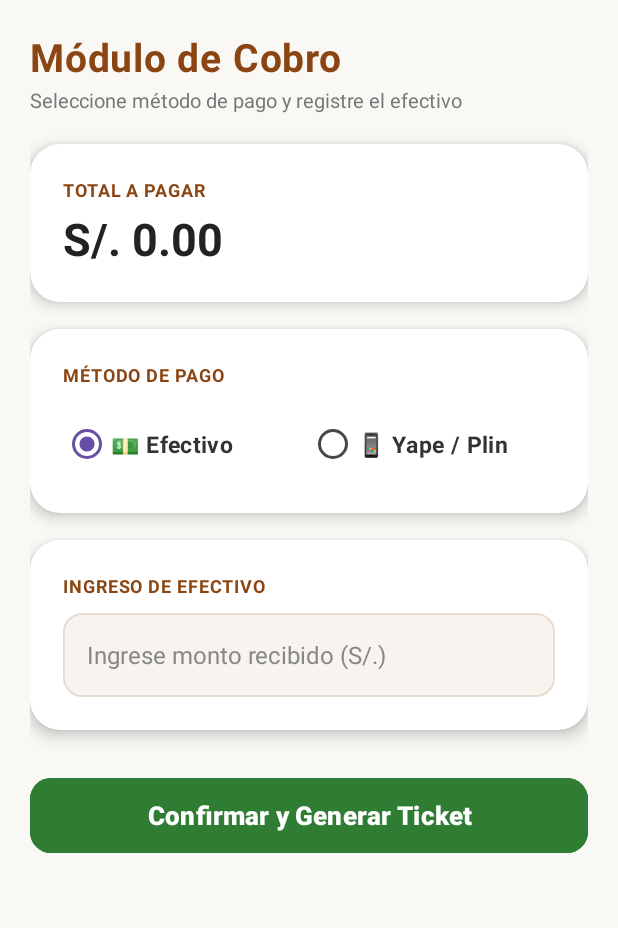
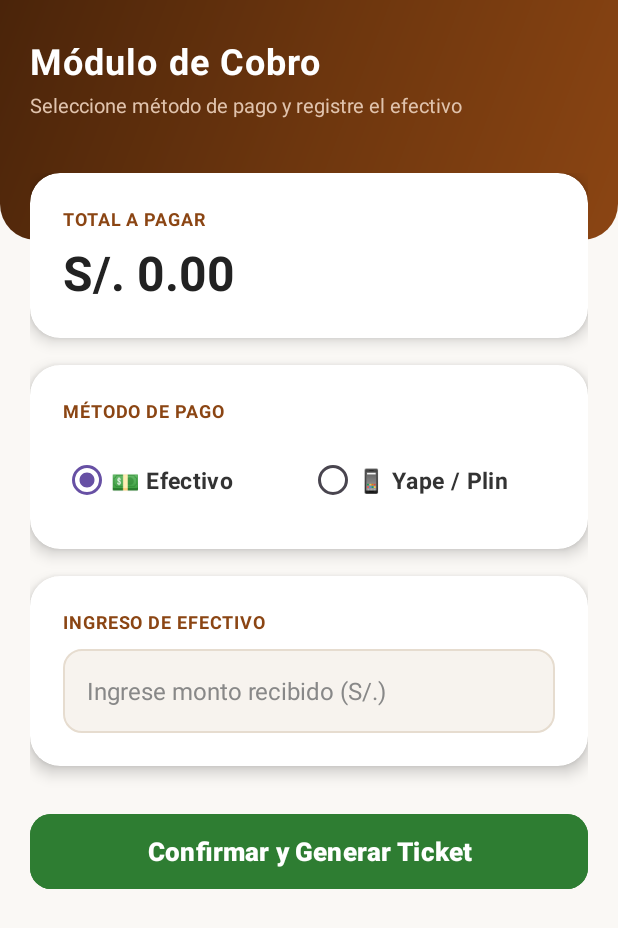
Before and after one commit to biacm00/Ricopanventas, an Android app: the CobroActivity screen opened directly, with no data from a screen before it, on a phone screen of 412 x 824 dp. Shown: the top 928 px of the screen. Run offline under Robolectric (Android 15) with nearby library versions, the phone set to English and light mode, and no system bars.

Commit message:
Unificar diseño visual en todas las pantallas manteniendo la paleta de colores y estilo del Login

```diff
--- a/Ricopan_ventas/app/src/main/res/layout/activity_cobro.xml
+++ b/Ricopan_ventas/app/src/main/res/layout/activity_cobro.xml
@@ -1,41 +1,56 @@
 <?xml version="1.0" encoding="utf-8"?>
-<ScrollView xmlns:android="http://schemas.android.com/apk/res/android"
+<RelativeLayout xmlns:android="http://schemas.android.com/apk/res/android"
     xmlns:app="http://schemas.android.com/apk/res-auto"
     android:layout_width="match_parent"
     android:layout_height="match_parent"
-    android:fillViewport="true"
     android:background="#FAF8F5">
 
+    <!-- CABECERA CON GRADIENTE PREMIUM (Idéntica al Login) -->
+    <View
+        android:id="@+id/viewHeaderBg"
+        android:layout_width="match_parent"
+        android:layout_height="160dp"
+        android:background="@drawable/bg_header_gradient" />
+
     <LinearLayout
+        android:id="@+id/llHeaderTitle"
         android:layout_width="match_parent"
         android:layout_height="wrap_content"
         android:orientation="vertical"
-        android:padding="20dp">
-
-        <!-- TÍTULO DE LA PANTALLA -->
-        <LinearLayout
-            android:layout_width="match_parent"
-            android:layout_height="wrap_content"
-            android:orientation="vertical"
-            android:layout_marginBottom="20dp">
+        android:paddingHorizontal="20dp"
+        android:paddingTop="24dp"
+        android:paddingBottom="16dp">
 
         <TextView
             android:layout_width="wrap_content"
             android:layout_height="wrap_content"
             android:text="Módulo de Cobro"
-                android:textSize="26sp"
+            android:textSize="24sp"
             android:textStyle="bold"
-                android:textColor="#8B4513"
-                android:letterSpacing="0.02"/>
+            android:textColor="@android:color/white"
+            android:letterSpacing="0.03"/>
 
         <TextView
             android:layout_width="wrap_content"
             android:layout_height="wrap_content"
             android:text="Seleccione método de pago y registre el efectivo"
             android:textSize="13sp"
-                android:textColor="#777777"
-                android:layout_marginTop="2dp"/>
+            android:textColor="#E0C3AD"
+            android:layout_marginTop="4dp"/>
     </LinearLayout>
+
+    <ScrollView
+        android:layout_width="match_parent"
+        android:layout_height="match_parent"
+        android:layout_below="@id/llHeaderTitle"
+        android:fillViewport="true"
+        android:clipToPadding="false"
+        android:padding="20dp">
+
+        <LinearLayout
+            android:layout_width="match_parent"
+            android:layout_height="wrap_content"
+            android:orientation="vertical">
 
             <!-- TARJETA DE RESUMEN DE PAGO -->
             <androidx.cardview.widget.CardView
@@ -50,13 +65,6 @@
                     android:layout_width="match_parent"
                     android:layout_height="wrap_content"
                     android:padding="22dp"
-                android:orientation="horizontal"
-                android:gravity="center_vertical">
-
-                <LinearLayout
-                    android:layout_width="0dp"
-                    android:layout_height="wrap_content"
-                    android:layout_weight="1"
                     android:orientation="vertical">
 
                     <TextView
@@ -74,11 +82,9 @@
                         android:layout_height="wrap_content"
                         android:text="S/. 0.00"
                         android:textColor="#222222"
-                        android:textSize="30sp"
+                        android:textSize="32sp"
                         android:textStyle="bold"
-                        android:layout_marginTop="4dp"/>
-                </LinearLayout>
-
+                        android:layout_marginTop="6dp"/>
                 </LinearLayout>
             </androidx.cardview.widget.CardView>
 
@@ -192,3 +198,4 @@
 
         </LinearLayout>
     </ScrollView>
+</RelativeLayout>
```
Lines whose indentation alone changed are shown as unchanged.
